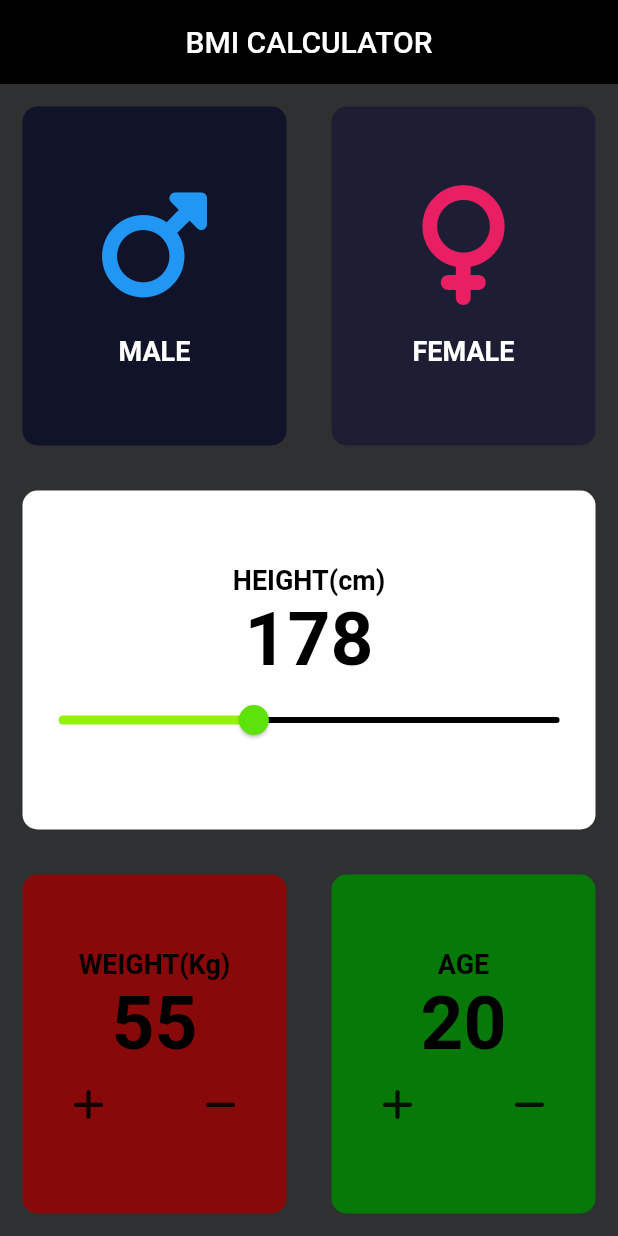
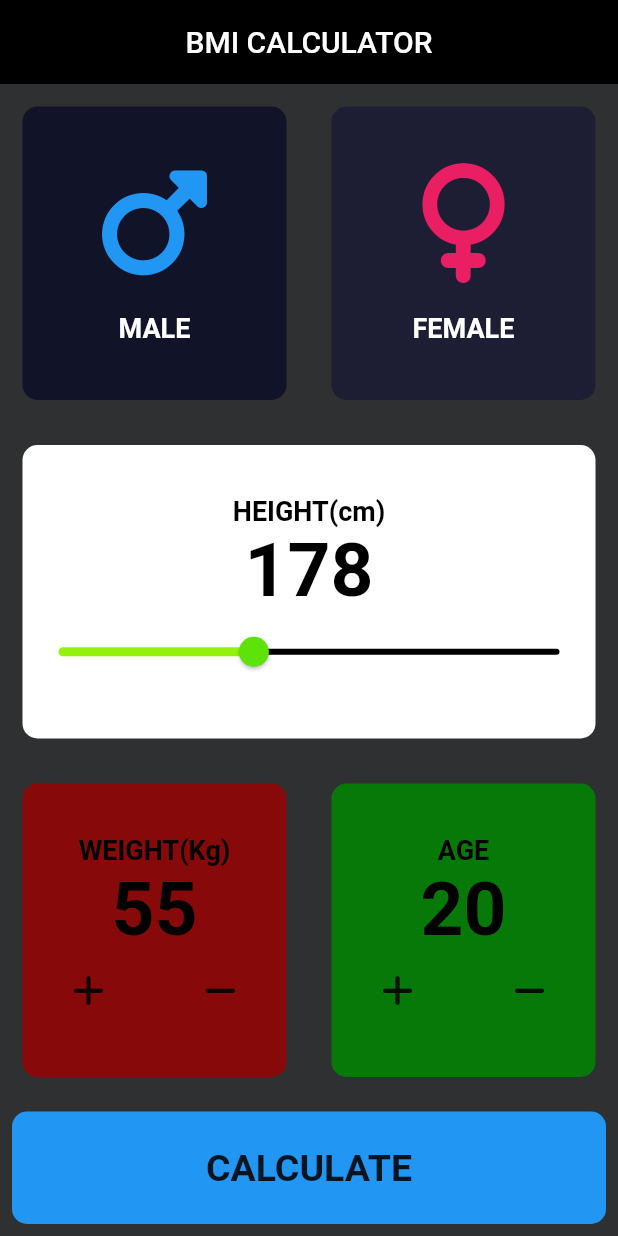
Before and after one commit to HEYKASHIF/Bmi_Calci, a Flutter app: the screen it shows after launch, on a phone screen of 412 x 824 dp. Run offline on Flutter 3.47's test engine with Material 2 defaults, Android fonts, the phone set to English and light mode, and no system bars; our stand-ins replace font_awesome_flutter.

Commit message:
4-may commit14

```diff
--- a/lib/pages/Home_page.dart
+++ b/lib/pages/Home_page.dart
@@ -224,6 +224,27 @@ class _HomePageState extends State<HomePage> {
                 ),
               ],
             ),
+          ),
+          Padding(
+            padding: const EdgeInsets.all(8.0),
+            child: Container(
+              // color: Colors.amber,
+              height: 75,
+              width: 400,
+              decoration: BoxDecoration(
+                borderRadius: BorderRadius.circular(10),
+                color: Colors.blue,
+              ),
+              child: Center(
+                child: Text(
+                  'CALCULATE',
+                  style: TextStyle(
+                    fontSize: 25,
+                    fontWeight: FontWeight.bold,
+                  ),
+                ),
+              ),
+            ),
           )
         ],
       ),
```
